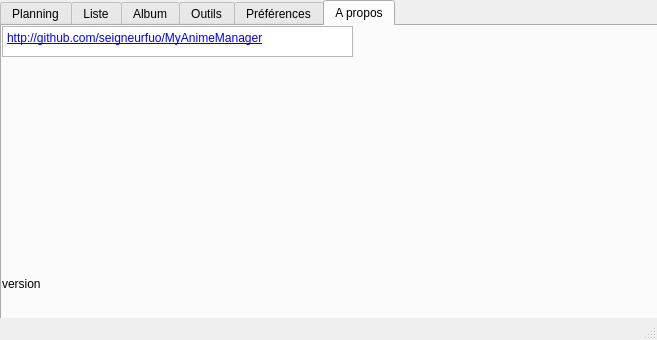
First picture: the form in data/gui.ui, repository seigneurfuo/MyAnimeManager, before the edit.
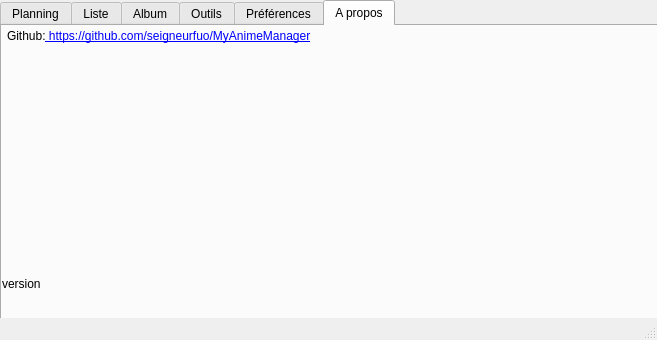
Second picture: the form after the edit. The open tabs and pages were chosen to show the change. Icons and pictures are not drawn.

What changed in the file:
```diff
--- a/data/gui.ui
+++ b/data/gui.ui
@@ -1524,21 +1524,17 @@
        <string>version</string>
       </property>
      </widget>
-     <widget class="QTextEdit" name="textEdit">
+     <widget class="QLabel" name="label_13">
       <property name="geometry">
        <rect>
-        <x>0</x>
+        <x>5</x>
         <y>0</y>
-        <width>351</width>
-        <height>31</height>
+        <width>331</width>
+        <height>20</height>
        </rect>
       </property>
-      <property name="html">
-       <string>&lt;!DOCTYPE HTML PUBLIC &quot;-//W3C//DTD HTML 4.0//EN&quot; &quot;http://www.w3.org/TR/REC-html40/strict.dtd&quot;&gt;
-&lt;html&gt;&lt;head&gt;&lt;meta name=&quot;qrichtext&quot; content=&quot;1&quot; /&gt;&lt;style type=&quot;text/css&quot;&gt;
-p, li { white-space: pre-wrap; }
-&lt;/style&gt;&lt;/head&gt;&lt;body style=&quot; font-family:'Noto Sans'; font-size:9pt; font-weight:400; font-style:normal;&quot;&gt;
-&lt;p style=&quot; margin-top:0px; margin-bottom:0px; margin-left:0px; margin-right:0px; -qt-block-indent:0; text-indent:0px;&quot;&gt;&lt;a href=&quot;http://github.com/seigneurfuo/MyAnimeManager&quot;&gt;&lt;span style=&quot; text-decoration: underline; color:#0000ff;&quot;&gt;http://github.com/seigneurfuo/MyAnimeManager&lt;/span&gt;&lt;/a&gt;&lt;/p&gt;&lt;/body&gt;&lt;/html&gt;</string>
+      <property name="text">
+       <string>&lt;html&gt;&lt;head/&gt;&lt;body&gt;&lt;p&gt;Github:&lt;a href=&quot;https://github.com/seigneurfuo/MyAnimeManager&quot;&gt;&lt;span style=&quot; text-decoration: underline; color:#0000ff;&quot;&gt; https://github.com/seigneurfuo/MyAnimeManager&lt;/span&gt;&lt;/a&gt;&lt;/p&gt;&lt;/body&gt;&lt;/html&gt;</string>
       </property>
      </widget>
     </widget>
```
Left out of the diff: 3 changed lines with no effect on the pictures.
